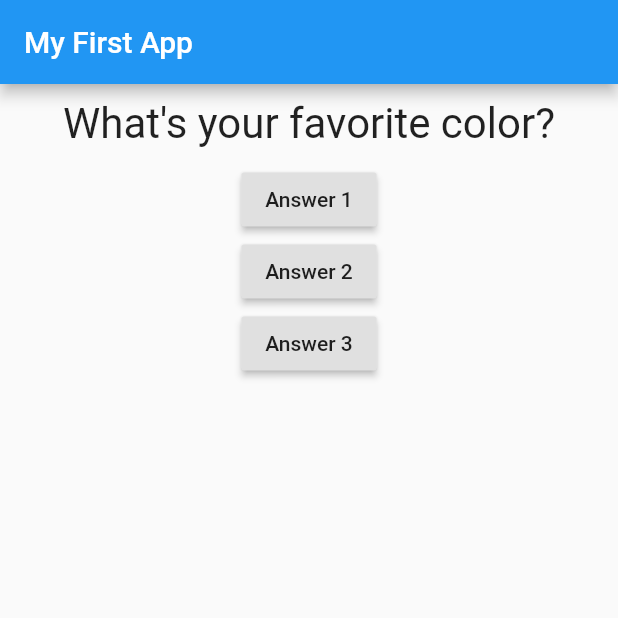
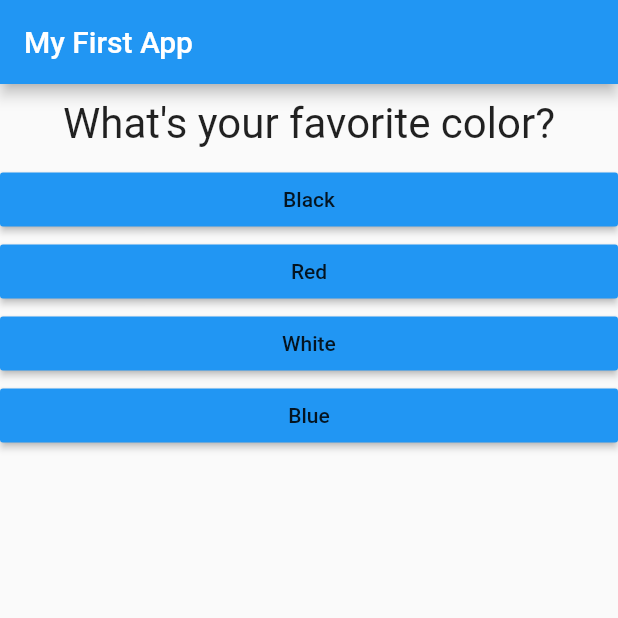
Before and after one commit to mayukohayashi/flutter_demo, a Flutter app: the screen it shows after launch, on a phone screen of 412 x 824 dp, the top half of it. Run offline on Flutter 3.47's test engine with Material 2 defaults, Android fonts, the phone set to English and light mode, and no system bars.

Commit message:
add: class分けた

```diff
--- /dev/null
+++ b/lib/answer.dart
@@ -0,0 +1,20 @@
+import 'package:flutter/material.dart';
+
+class Answer extends StatelessWidget {
+  final Function selectHandler;
+  final String answerText;
+
+  Answer(this.selectHandler, this.answerText);
+
+  @override
+  Widget build(BuildContext context) {
+    return Container(
+      width: double.infinity,
+      child: RaisedButton(
+          color: Colors.blue,
+          textColor: Colors.black87,
+          child: Text(answerText),
+          onPressed: selectHandler),
+    );
+  }
+}
--- a/lib/main.dart
+++ b/lib/main.dart
@@ -1,5 +1,6 @@
 import 'package:flutter/material.dart';
-import './question.dart';
+import './quiz.dart';
+import './result.dart';
 
 // void main() {
 //   runApp(MyApp());
@@ -9,12 +10,26 @@
 class MyApp extends StatefulWidget {
   @override
   State<StatefulWidget> createState() {
-    // TODO: implement createState
     return _MyAppState();
   }
 }
 
 class _MyAppState extends State<MyApp> {
+  final _questions = const [
+    {
+      'questionText': 'What\'s your favorite color?',
+      'answers': ["Black", "Red", "White", "Blue"]
+    },
+    {
+      'questionText': 'What\'s your favorite animals?',
+      'answers': ["Panda", "Horse", "Dog", "Cat"]
+    },
+    {
+      'questionText': 'What\'s your favorite maaa?',
+      'answers': ["test", "test", "test", "test"]
+    }
+  ];
+
   var _questionIndex = 0;
 
   void _answerQuestion() {
@@ -23,29 +38,28 @@
     });
 
     print(_questionIndex);
+
+    if (_questionIndex < _questions.length) {
+      print("We have more questions!");
+    } else {
+      print("No more questions!");
+    }
   }
 
   @override
   Widget build(BuildContext context) {
-    var questions = [
-      'What\'s your favorite color?',
-      'What\'s your favorite animal?'
-    ];
     return MaterialApp(
       home: Scaffold(
         appBar: AppBar(
           title: Text('My First App'),
         ),
-        body: Column(
-          children: [
-            Question(questions[_questionIndex]),
-            RaisedButton(child: Text('Answer 1'), onPressed: _answerQuestion),
-            RaisedButton(
-                child: Text('Answer 2'),
-                onPressed: () => print('Answer2 chosen')),
-            RaisedButton(child: Text('Answer 3'), onPressed: _answerQuestion),
-          ],
-        ),
+        body: _questionIndex < _questions.length
+            ? Quiz(
+                answerQuestion: _answerQuestion,
+                questionIndex: _questionIndex,
+                questions: _questions,
+              )
+            : Result(),
       ),
     );
   }
--- /dev/null
+++ b/lib/quiz.dart
@@ -0,0 +1,28 @@
+import 'package:flutter/material.dart';
+import './question.dart';
+import './answer.dart';
+
+class Quiz extends StatelessWidget {
+  final List<Map<String, Object>> questions;
+  final int questionIndex;
+  final Function answerQuestion;
+
+  Quiz(
+      {@required this.questions,
+      @required this.answerQuestion,
+      @required this.questionIndex});
+
+  @override
+  Widget build(BuildContext context) {
+    return Column(
+      children: [
+        Question(
+          questions[questionIndex]['questionText'],
+        ),
+        ...(questions[questionIndex]['answers'] as List<String>).map((answer) {
+          return Answer(answerQuestion, answer);
+        }).toList()
+      ],
+    );
+  }
+}
--- /dev/null
+++ b/lib/result.dart
@@ -0,0 +1,8 @@
+import 'package:flutter/material.dart';
+
+class Result extends StatelessWidget {
+  @override
+  Widget build(BuildContext context) {
+    return Center(child: Text("You did it!"));
+  }
+}
```
